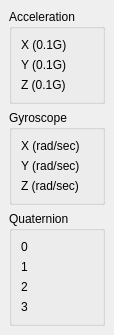
markgol/L2diagnostic, file src/IMUDock.ui: the form before one commit.
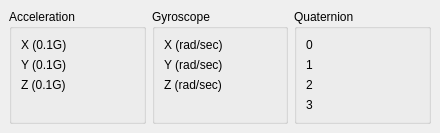
The form after the commit.

Diff of the .ui file:
```diff
--- a/src/IMUDock.ui
+++ b/src/IMUDock.ui
@@ -6,15 +6,15 @@
    <rect>
     <x>0</x>
     <y>0</y>
-    <width>79</width>
-    <height>270</height>
+    <width>440</width>
+    <height>124</height>
    </rect>
   </property>
   <property name="windowTitle">
    <string>L2 IMU data</string>
   </property>
   <widget class="QWidget" name="dockContents">
-   <layout class="QVBoxLayout" name="mainLayout">
+   <layout class="QHBoxLayout" name="mainLayout">
     <item>
      <widget class="QGroupBox" name="grpAccel">
       <property name="title">
@@ -142,19 +142,6 @@
       </layout>
      </widget>
     </item>
-    <item>
-     <spacer name="verticalSpacer">
-      <property name="orientation">
-       <enum>Qt::Orientation::Vertical</enum>
-      </property>
-      <property name="sizeHint" stdset="0">
-       <size>
-        <width>20</width>
-        <height>40</height>
-       </size>
-      </property>
-     </spacer>
-    </item>
    </layout>
   </widget>
  </widget>
```
